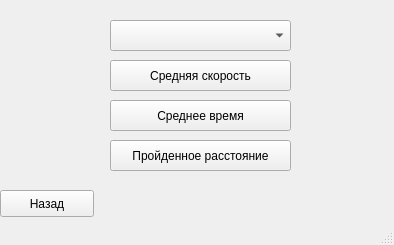
Old version of the form ui/frm_graph.ui in the repository Velesey/SkiRunner.
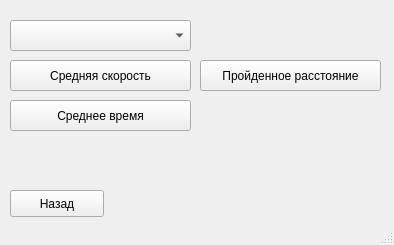
New version of the form.

Patch:
```diff
--- a/ui/frm_graph.ui
+++ b/ui/frm_graph.ui
@@ -17,7 +17,7 @@
    <widget class="QPushButton" name="bt_averageSpeed">
     <property name="geometry">
      <rect>
-      <x>110</x>
+      <x>10</x>
       <y>60</y>
       <width>181</width>
       <height>31</height>
@@ -30,7 +30,7 @@
    <widget class="QComboBox" name="cb_distance">
     <property name="geometry">
      <rect>
-      <x>110</x>
+      <x>10</x>
       <y>20</y>
       <width>181</width>
       <height>31</height>
@@ -40,7 +40,7 @@
    <widget class="QPushButton" name="bt_averageTime">
     <property name="geometry">
      <rect>
-      <x>110</x>
+      <x>10</x>
       <y>100</y>
       <width>181</width>
       <height>31</height>
@@ -53,8 +53,8 @@
    <widget class="QPushButton" name="bt_distance">
     <property name="geometry">
      <rect>
-      <x>110</x>
-      <y>140</y>
+      <x>200</x>
+      <y>60</y>
       <width>181</width>
       <height>31</height>
      </rect>
@@ -66,7 +66,7 @@
    <widget class="QPushButton" name="bt_back">
     <property name="geometry">
      <rect>
-      <x>0</x>
+      <x>10</x>
       <y>190</y>
       <width>94</width>
       <height>27</height>
```
